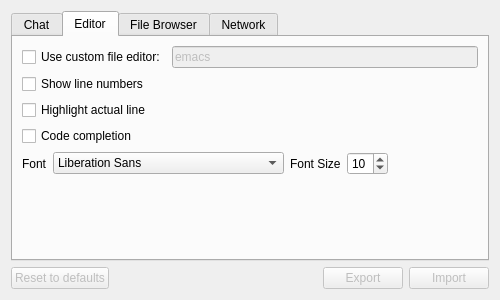
This is gui/src/SettingsDialog.ui in ctaggart/octave as Qt 5 draws it before an edit. The edited form follows.
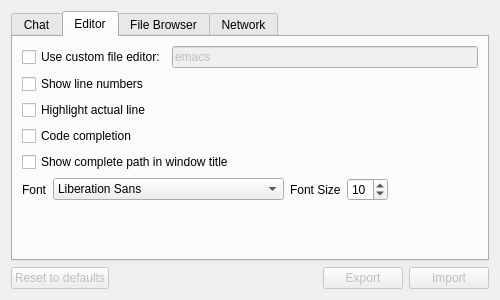
This is the edited form. The open tabs and pages were chosen to show the change.

Commit message: filename with or without full path in tabs of the editor

What changed in the file:
```diff
--- a/gui/src/SettingsDialog.ui
+++ b/gui/src/SettingsDialog.ui
@@ -203,6 +203,13 @@
            </property>
           </widget>
          </item>
+         <item>
+          <widget class="QCheckBox" name="editor_longWindowTitle">
+           <property name="text">
+            <string>Show complete path in window title</string>
+           </property>
+          </widget>
+         </item>
         </layout>
        </item>
        <item row="2" column="0">
```
Left out of the diff: 2 changed lines with no effect on the pictures. The commit also changes 5 other files.
